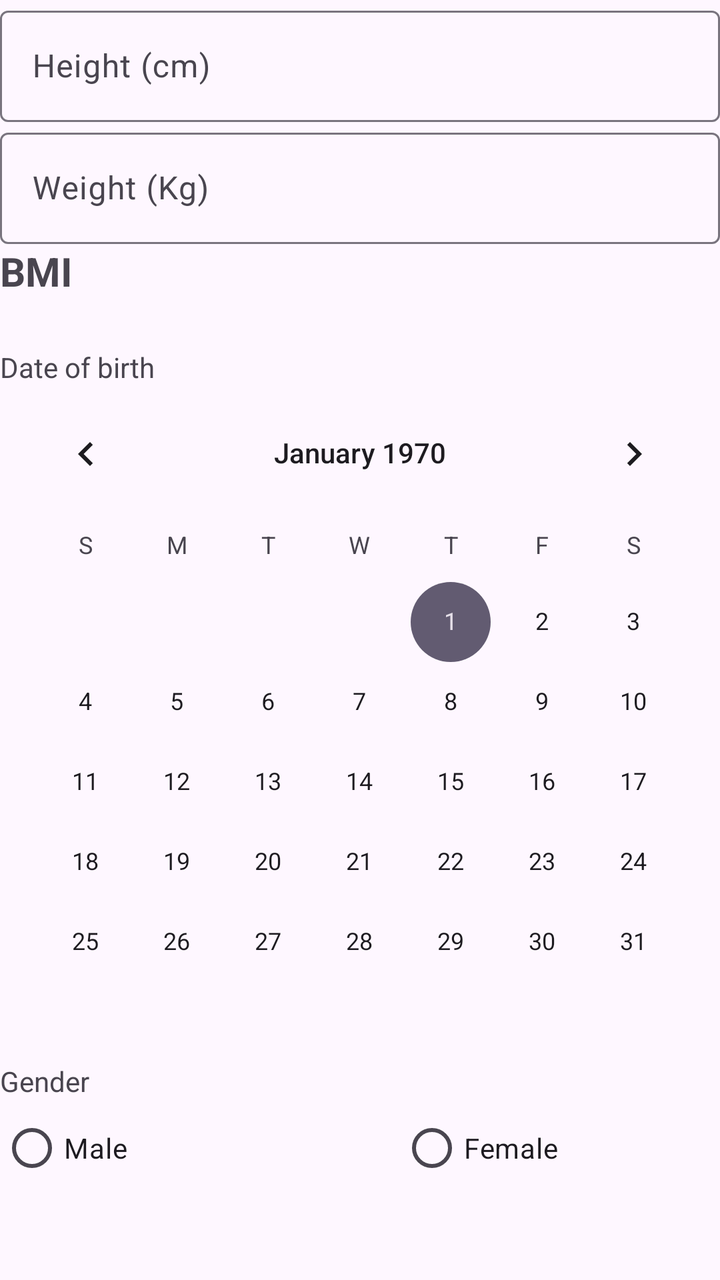
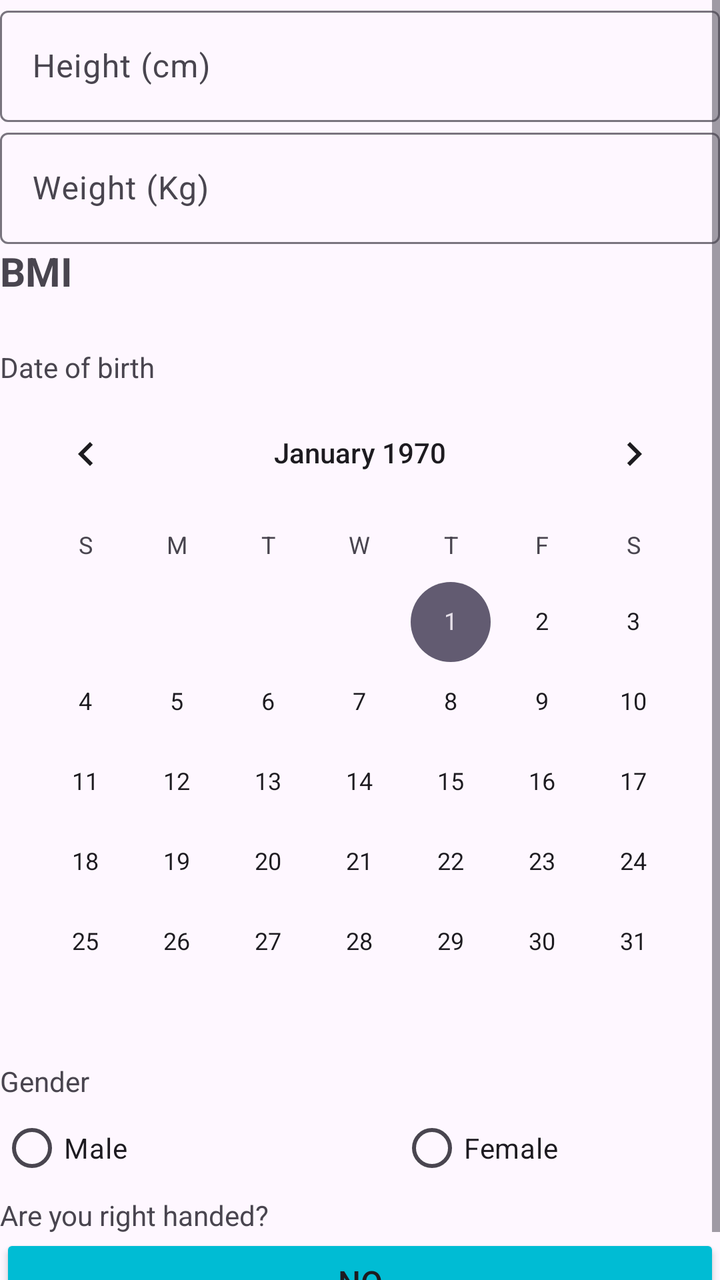

Before-and-after screenshots of an Android layout around one commit, followed by the original layout XML and the change that was made.
<!-- AndroidManifest.xml: application theme Theme.LifeCycleV6 -->
<!-- res/layout/fragment_blank.xml -->
<?xml version="1.0" encoding="utf-8"?>
<FrameLayout xmlns:android="http://schemas.android.com/apk/res/android"
    xmlns:app="http://schemas.android.com/apk/res-auto"
    xmlns:tools="http://schemas.android.com/tools"
    android:id="@+id/frameLayout2"
    android:layout_width="match_parent"
    android:layout_height="match_parent"
    tools:context=".BlankFragment">

    <ScrollView
        android:layout_width="match_parent"
        android:layout_height="match_parent"
        android:textAlignment="center">

        <LinearLayout
            android:layout_width="match_parent"
            android:layout_height="wrap_content"
            android:orientation="vertical">

            <com.google.android.material.textfield.TextInputLayout
                android:id="@+id/heightInputLayout"
                android:layout_width="match_parent"
                android:layout_height="match_parent">

                <com.google.android.material.textfield.TextInputEditText
                    android:id="@+id/heightInputText"
                    android:layout_width="match_parent"
                    android:layout_height="wrap_content"
                    android:inputType="number"
                    android:hint="Height (cm)" />
            </com.google.android.material.textfield.TextInputLayout>

            <com.google.android.material.textfield.TextInputLayout
                android:id="@+id/weightInputLayout"
                android:layout_width="match_parent"
                android:layout_height="match_parent">

                <com.google.android.material.textfield.TextInputEditText
                    android:id="@+id/weightInputText"
                    android:layout_width="match_parent"
                    android:layout_height="wrap_content"
                    android:inputType="numberDecimal"
                    android:hint="Weight (Kg)" />
            </com.google.android.material.textfield.TextInputLayout>

            <TextView
                android:id="@+id/bmiText"
                android:layout_width="match_parent"
                android:layout_height="wrap_content"
                android:text="BMI"
                android:textSize="20sp"
                android:textStyle="bold" />

            <TextView
                android:id="@+id/dobText"
                android:layout_width="match_parent"
                android:layout_height="wrap_content"
                android:layout_marginTop="25sp"
                android:text="Date of birth" />

            <CalendarView
                android:id="@+id/dobView"
                android:layout_width="match_parent"
                android:layout_height="wrap_content" />

            <TextView
                android:id="@+id/genderText"
                android:layout_width="match_parent"
                android:layout_height="wrap_content"
                android:text="Gender" />

            <RadioGroup
                android:id="@+id/genderGroup"
                android:layout_width="match_parent"
                android:layout_height="match_parent"
                android:orientation="horizontal">


                <RadioButton
                    android:id="@+id/genderMale"
                    android:layout_width="200dp"
                    android:layout_height="wrap_content"
                    android:text="Male" />

                <RadioButton
                    android:id="@+id/genderFemale"
                    android:layout_width="209dp"
                    android:layout_height="wrap_content"
                    android:text="Female" />
            </RadioGroup>

        </LinearLayout>
    </ScrollView>
</FrameLayout>
<!-- resources referenced by this layout -->
<resources>
  <style name="Theme.LifeCycleV6" parent="Base.Theme.LifeCycleV6" />
  <style name="Base.Theme.LifeCycleV6" parent="Theme.Material3.DayNight.NoActionBar">
          
          
      </style>
</resources>

<!-- the commit's change to res/layout/fragment_blank.xml (unified diff, before → after) -->
@@ -89,6 +89,22 @@
                     android:text="Female" />
             </RadioGroup>
 
+            <TextView
+                android:id="@+id/rightHandedText"
+                android:layout_width="match_parent"
+                android:layout_height="wrap_content"
+                android:text="Are you right handed?" />
+
+            <ToggleButton
+                android:id="@+id/rightHandedButton"
+                android:layout_width="match_parent"
+                android:layout_height="wrap_content"
+                android:backgroundTint="#00BCD4"
+                android:text="ToggleButton"
+                android:textOff="NO"
+                android:textOn="YES"
+                android:textSize="16sp" />
+
         </LinearLayout>
     </ScrollView>
 </FrameLayout>
